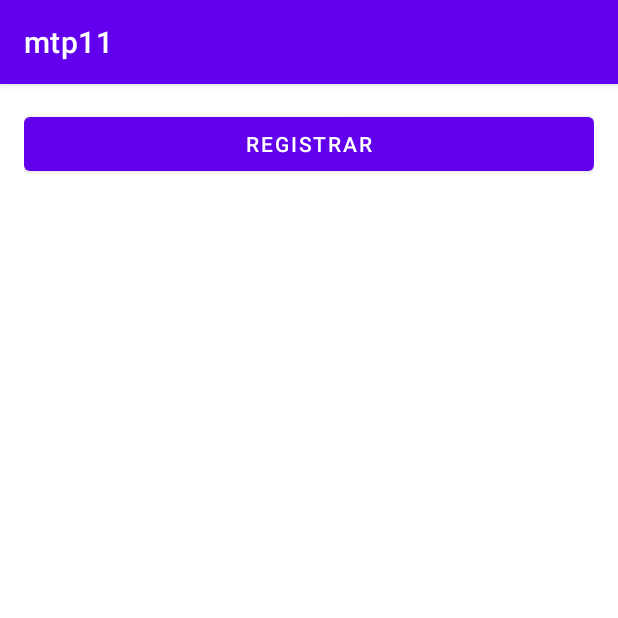
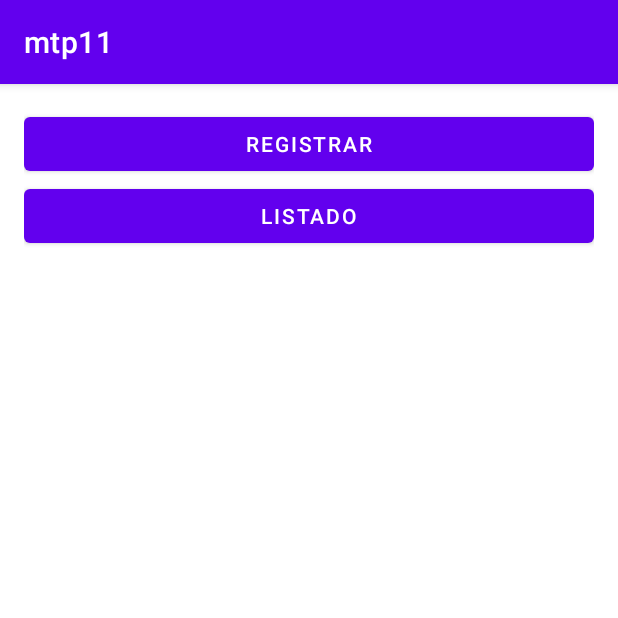
Before and after one commit to tasajos/loginfirebase, an Android app: the screen it shows after launch (MainActivity), on a phone screen of 412 x 824 dp, the top half of it. Run offline under Robolectric (Android 15) with nearby library versions, the phone set to English and light mode, and no system bars.

Commit message:
listado activity_listarpr.xml

```diff
--- a/app/src/main/AndroidManifest.xml
+++ b/app/src/main/AndroidManifest.xml
@@ -11,6 +11,9 @@
         android:supportsRtl="true"
         android:theme="@style/Theme.Mtp11"
         tools:targetApi="31">
+        <activity
+            android:name=".listarpr"
+            android:exported="false" />
         <activity
             android:name=".InsertarRegistro"
             android:exported="false" />
--- a/app/src/main/java/com/example/mtp11/MainActivity.java
+++ b/app/src/main/java/com/example/mtp11/MainActivity.java
@@ -10,12 +10,14 @@ import android.widget.Button;
 public class MainActivity extends AppCompatActivity {
 
     Button btn_add;
+    Button btn_listar;
     @Override
     protected void onCreate(Bundle savedInstanceState) {
         super.onCreate(savedInstanceState);
         setContentView(R.layout.activity_main);
 
         btn_add = findViewById(R.id.btn_add);
+        btn_listar = findViewById(R.id.btn_listar);
 
         btn_add.setOnClickListener(new View.OnClickListener() {
             @Override
@@ -23,5 +25,13 @@ public class MainActivity extends AppCompatActivity {
                 startActivity(new Intent(MainActivity.this, InsertarRegistro.class));
             }
         });
+
+        btn_listar.setOnClickListener(new View.OnClickListener() {
+            @Override
+            public void onClick(View view) {
+                startActivity(new Intent(MainActivity.this,listarpr.class));
+            }
+        });
+
     }
 }
--- a/app/src/main/res/layout/activity_main.xml
+++ b/app/src/main/res/layout/activity_main.xml
@@ -25,5 +25,15 @@
             android:layout_width="match_parent"
             android:layout_height="wrap_content"
             android:text="Registrar" />
+
+        <Space
+            android:layout_width="match_parent"
+            android:layout_height="wrap_content" />
+
+        <Button
+            android:id="@+id/btn_listar"
+            android:layout_width="match_parent"
+            android:layout_height="wrap_content"
+            android:text="LISTADO" />
     </LinearLayout>
 </androidx.constraintlayout.widget.ConstraintLayout>
```
Also changed, not shown: app/src/main/java/com/example/mtp11/listarpr.java (added, +25 -0 lines), app/src/main/res/layout/activity_listarpr.xml (added, +9 -0 lines).
